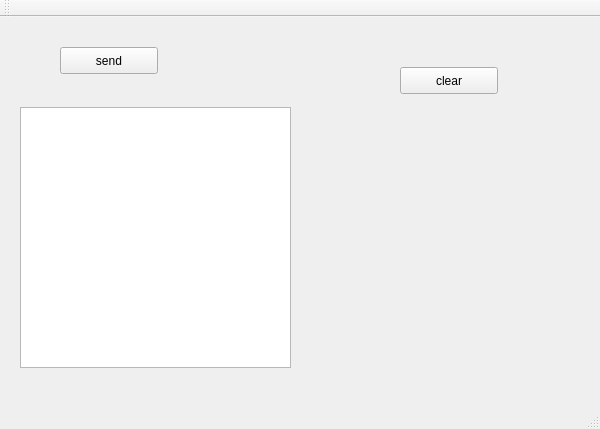
Before: the Qt Designer form Send/mainwindow.ui in zhangxuran11/CustomProtocolDemo, drawn with Qt 5.
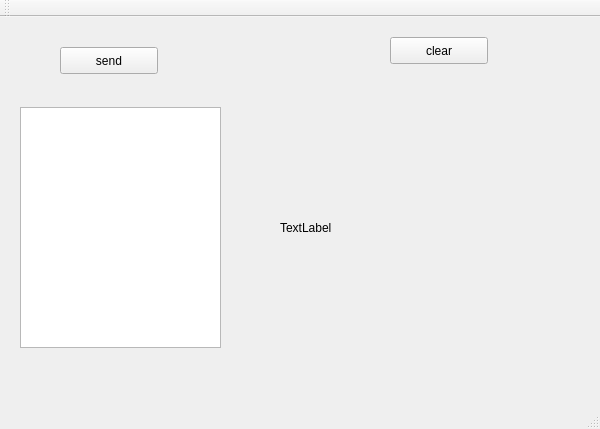
After: the same form once the commit is applied.

Diff of the .ui file:
```diff
--- a/Send/mainwindow.ui
+++ b/Send/mainwindow.ui
@@ -32,16 +32,16 @@
      <rect>
       <x>20</x>
       <y>90</y>
-      <width>271</width>
-      <height>261</height>
+      <width>201</width>
+      <height>241</height>
      </rect>
     </property>
    </widget>
    <widget class="QPushButton" name="pushButton_2">
     <property name="geometry">
      <rect>
-      <x>400</x>
-      <y>50</y>
+      <x>390</x>
+      <y>20</y>
       <width>98</width>
       <height>27</height>
      </rect>
@@ -50,6 +50,19 @@
      <string>clear</string>
     </property>
    </widget>
+   <widget class="QLabel" name="label">
+    <property name="geometry">
+     <rect>
+      <x>280</x>
+      <y>90</y>
+      <width>281</width>
+      <height>241</height>
+     </rect>
+    </property>
+    <property name="text">
+     <string>TextLabel</string>
+    </property>
+   </widget>
   </widget>
   <widget class="QMenuBar" name="menuBar">
    <property name="geometry">
```
